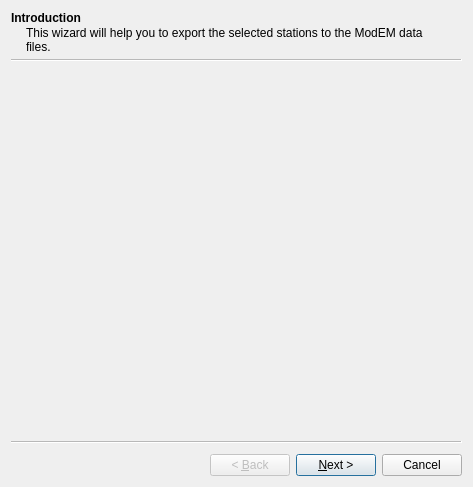
The window that mtpy/gui/SmartMT/ui_asset/wizard_export_modem.ui (MTgeophysics/mtpy) describes before a commit, drawn with Qt 5.
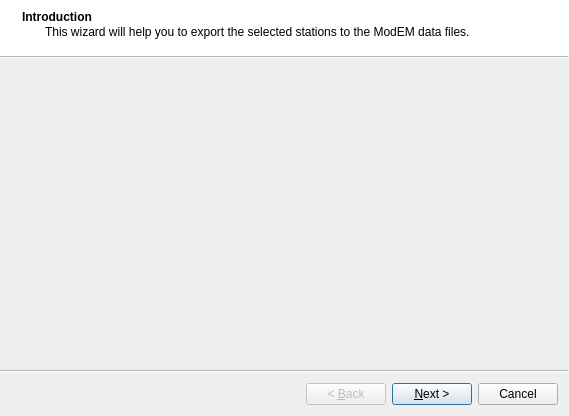
The same window after the commit.

Commit message: updated export wizard for exporting ModEM data

Patch:
```diff
--- a/mtpy/gui/SmartMT/ui_asset/wizard_export_modem.ui
+++ b/mtpy/gui/SmartMT/ui_asset/wizard_export_modem.ui
@@ -6,13 +6,16 @@
    <rect>
     <x>0</x>
     <y>0</y>
-       <width>473</width>
-       <height>487</height>
+       <width>569</width>
+       <height>416</height>
    </rect>
   </property>
   <property name="windowTitle">
    <string>Export to ModEM Data File</string>
   </property>
+     <property name="wizardStyle">
+         <enum>QWizard::ModernStyle</enum>
+     </property>
   <widget class="QWizardPage" name="wizardPage_intro">
    <property name="title">
     <string>Introduction</string>
```
Left out of the diff: 225 changed lines with no effect on the pictures. The commit also changes 4 other files.
